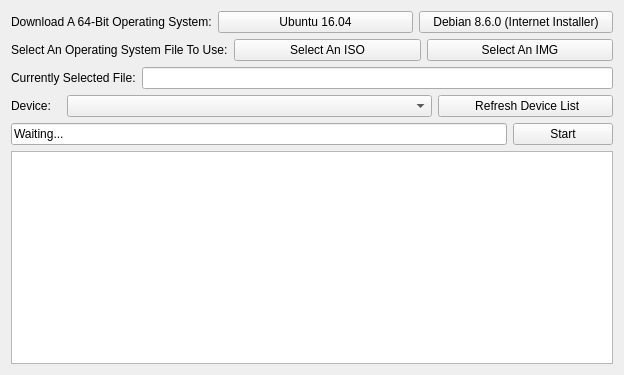
GregoryConrad/BootableDriveMaker, file source/mainwindow.ui: the form before one commit.
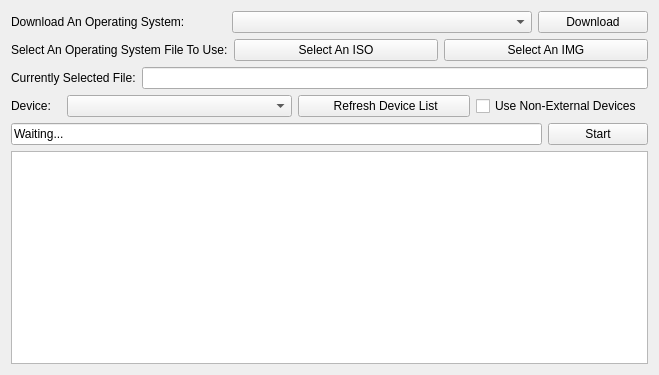
The form after the commit.

The edit to the form file:
```diff
--- a/source/mainwindow.ui
+++ b/source/mainwindow.ui
@@ -6,7 +6,7 @@
    <rect>
     <x>0</x>
     <y>0</y>
-    <width>624</width>
+    <width>659</width>
     <height>375</height>
    </rect>
   </property>
@@ -20,21 +20,36 @@
       <item>
        <widget class="QLabel" name="label_2">
         <property name="text">
-         <string>Download A 64-Bit Operating System:</string>
+         <string>Download An Operating System:</string>
         </property>
        </widget>
       </item>
       <item>
-       <widget class="QPushButton" name="ubuntu">
-        <property name="text">
-         <string>Ubuntu 16.04</string>
+       <widget class="QComboBox" name="osSelector">
+        <property name="minimumSize">
+         <size>
+          <width>300</width>
+          <height>0</height>
+         </size>
         </property>
        </widget>
       </item>
       <item>
-       <widget class="QPushButton" name="debian">
+       <widget class="QPushButton" name="downloadOS">
+        <property name="minimumSize">
+         <size>
+          <width>110</width>
+          <height>0</height>
+         </size>
+        </property>
+        <property name="maximumSize">
+         <size>
+          <width>110</width>
+          <height>16777215</height>
+         </size>
+        </property>
         <property name="text">
-         <string>Debian 8.6.0 (Internet Installer)</string>
+         <string>Download</string>
         </property>
        </widget>
       </item>
@@ -133,6 +148,13 @@
         </property>
        </widget>
       </item>
+      <item>
+       <widget class="QCheckBox" name="allowNonExtern">
+        <property name="text">
+         <string>Use Non-External Devices</string>
+        </property>
+       </widget>
+      </item>
      </layout>
     </item>
     <item>
```
